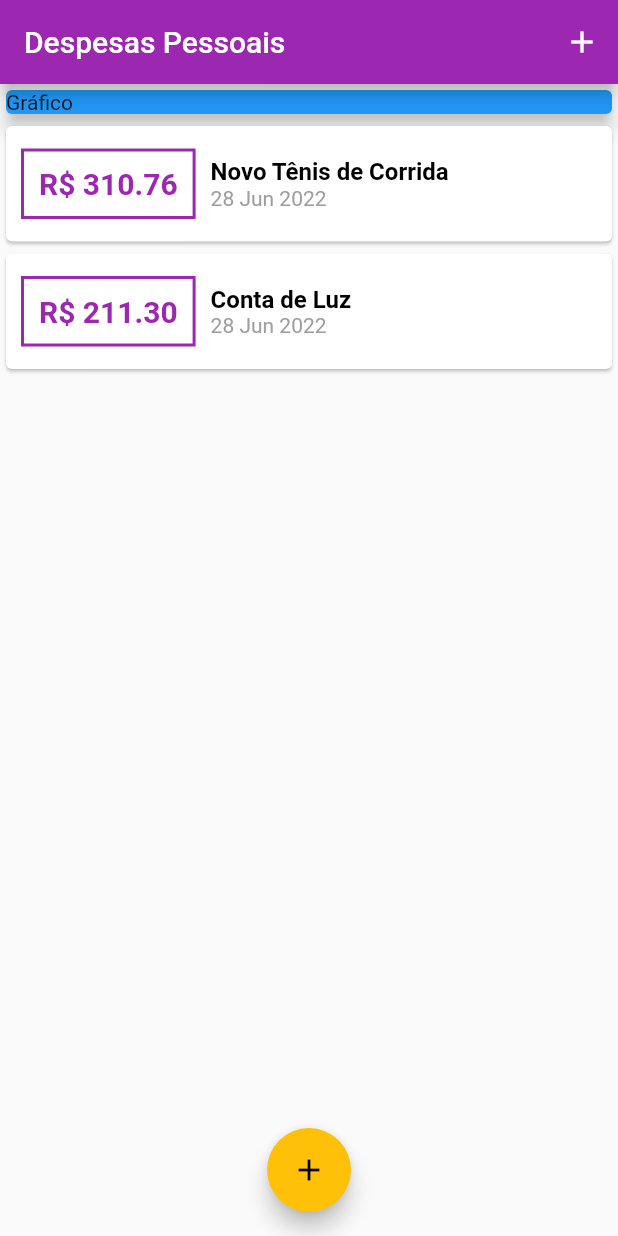
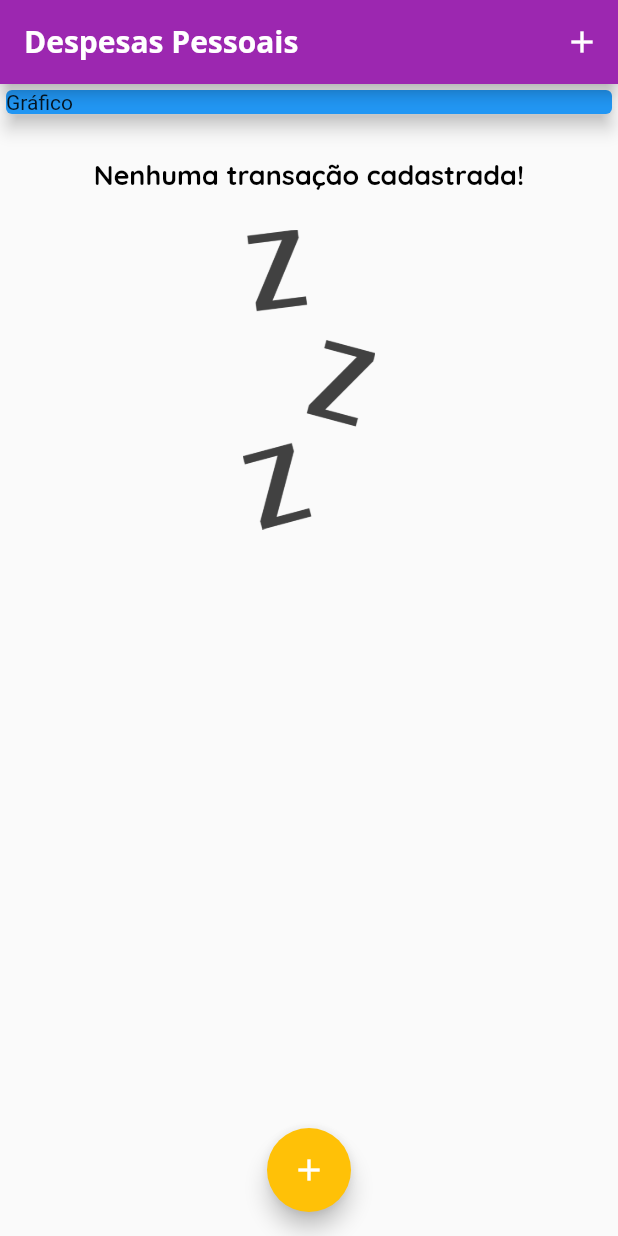
Before and after one commit to marcelookasaki/expenses, a Flutter app: the screen it shows after launch, on a phone screen of 412 x 824 dp. Run offline on Flutter 3.47's test engine with Material 2 defaults, Android fonts, the phone set to English and light mode, and no system bars; missing offline and left inert: dart:ffi.

```diff
--- a/lib/componentes/transaction_list.dart
+++ b/lib/componentes/transaction_list.dart
@@ -11,7 +11,25 @@ class TransactionList extends StatelessWidget {
   Widget build(BuildContext context) {
     return Container(
       height: 300,
-      child: ListView.builder(
+      child: transactions.isEmpty
+          ? Column(
+              children: <Widget>[
+                SizedBox(height: 25),
+                Text(
+                  'Nenhuma transação cadastrada!',
+                  style: Theme.of(context).textTheme.headline6,
+                ),
+                SizedBox(height: 25),
+                Container(
+                  height: 200,
+                  child: Image.asset(
+                    'assets/images/waiting.png',
+                    fit: BoxFit.cover,
+                  ),
+                )
+              ],
+            )
+          : ListView.builder(
               itemCount: transactions.length,
               itemBuilder: (ctx, index) {
                 final tr = transactions[index];
@@ -19,7 +37,8 @@ class TransactionList extends StatelessWidget {
                   child: Row(
                     children: <Widget>[
                       Container(
-                  margin: EdgeInsets.symmetric(vertical: 15, horizontal: 10),
+                        margin:
+                            EdgeInsets.symmetric(vertical: 15, horizontal: 10),
                         decoration: BoxDecoration(
                             border: Border.all(
                           color: Theme.of(context).primaryColor,
@@ -41,15 +60,18 @@ class TransactionList extends StatelessWidget {
                           Text(
                             tr.title,
                             style: TextStyle(
+                              fontFamily: 'Quicksand',
                               fontWeight: FontWeight.bold,
-                        fontSize: 16,
+                              fontSize: 18,
                               color: Colors.black,
                             ),
                           ),
                           Text(
                             DateFormat('d MMM y').format(tr.date),
                             style: TextStyle(
-                        color: Colors.grey,
+                              fontFamily: 'Quicksand',
+                              fontSize: 16,
+                              color: Colors.blueGrey,
                             ),
                           ),
                         ],
--- a/lib/main.dart
+++ b/lib/main.dart
@@ -7,15 +7,33 @@ import './models/transaction.dart';
 main() => runApp(ExpensesApp());
 
 class ExpensesApp extends StatelessWidget {
+  ExpensesApp({Key? key}) : super(key: key);
+  final ThemeData tema = ThemeData();
+
   @override
   Widget build(BuildContext context) {
-    final ThemeData tema = ThemeData();
-
     return MaterialApp(
       home: MyHomePage(),
-      theme: ThemeData(
-        primarySwatch: Colors.purple,
-        accentColor: Colors.amber,
+      theme: tema.copyWith(
+        colorScheme: tema.colorScheme.copyWith(
+          primary: Colors.purple,
+          secondary: Colors.amber,
+        ),
+        textTheme: tema.textTheme.copyWith(
+          headline6: const TextStyle(
+            fontFamily: 'Quicksand',
+            fontSize: 18,
+            fontWeight: FontWeight.bold,
+            color: Colors.black,
+          ),
+        ),
+        appBarTheme: const AppBarTheme(
+          titleTextStyle: TextStyle(
+            fontFamily: 'OpenSans',
+            fontSize: 20,
+            fontWeight: FontWeight.bold,
+          ),
+        ),
       ),
     );
   }
@@ -27,19 +45,19 @@ class MyHomePage extends StatefulWidget {
 }
 
 class _MyHomePageState extends State<MyHomePage> {
-  final _transactions = [
-    Transaction(
-      id: 't1',
-      title: 'Novo Tênis de Corrida',
-      value: 310.76,
-      date: DateTime.now(),
-    ),
-    Transaction(
-      id: 't2',
-      title: 'Conta de Luz',
-      value: 211.30,
-      date: DateTime.now(),
-    ),
+  final List<Transaction> _transactions = [
+//  Transaction(
+//      id: 't1',
+//      title: 'Novo Tênis de Corrida',
+//      value: 310.76,
+//      date: DateTime.now(),
+//    ),
+//    Transaction(
+//     id: 't2',
+//     title: 'Conta de Luz',
+//     value: 211.30,
+//   date: DateTime.now(),
+// ),*/
   ];
 
   _addTransaction(String title, double value) {
```
Also changed, not shown: pubspec.yaml (+13 -9 lines), assets/fonts/OpenSans-Bold.ttf (added), assets/fonts/OpenSans-Regular.ttf (added), assets/fonts/Quicksand-Bold.ttf (added), assets/fonts/Quicksand-Regular.ttf (added), assets/images/waiting.png (added). Lines whose indentation alone changed are shown as unchanged.
